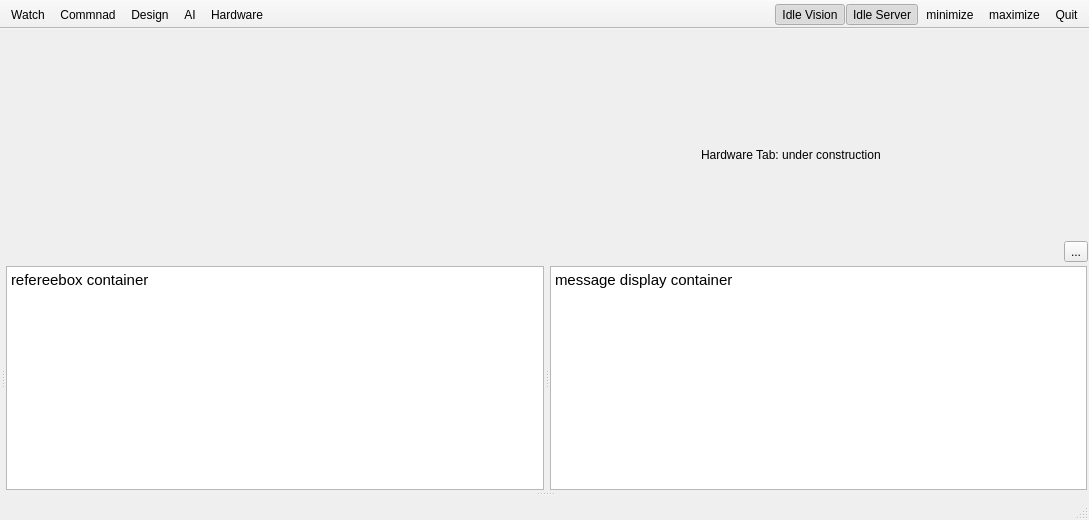
First picture: the form in TeamManager/mainwindow.ui, repository amiryanj/cyrus_ssl, before the edit.
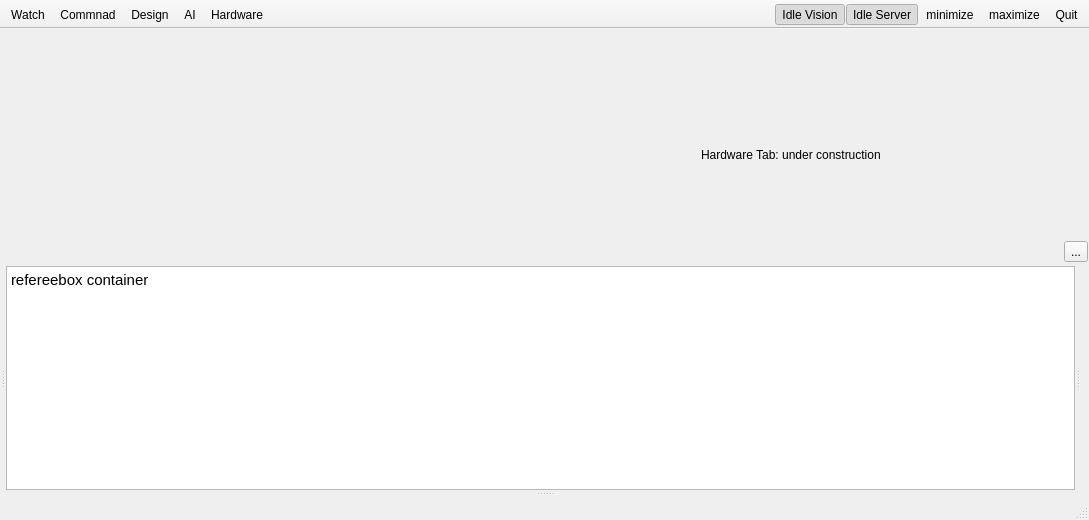
Second picture: the form after the edit. Icons and pictures are not drawn.

```diff
--- a/TeamManager/mainwindow.ui
+++ b/TeamManager/mainwindow.ui
@@ -950,15 +950,7 @@
               <number>1</number>
              </property>
              <item>
-              <widget class="QTextEdit" name="textEdit_4">
-               <property name="html">
-                <string>&lt;!DOCTYPE HTML PUBLIC &quot;-//W3C//DTD HTML 4.0//EN&quot; &quot;http://www.w3.org/TR/REC-html40/strict.dtd&quot;&gt;
-&lt;html&gt;&lt;head&gt;&lt;meta name=&quot;qrichtext&quot; content=&quot;1&quot; /&gt;&lt;style type=&quot;text/css&quot;&gt;
-p, li { white-space: pre-wrap; }
-&lt;/style&gt;&lt;/head&gt;&lt;body style=&quot; font-family:'Cantarell'; font-size:11pt; font-weight:400; font-style:normal;&quot;&gt;
-&lt;p style=&quot; margin-top:0px; margin-bottom:0px; margin-left:0px; margin-right:0px; -qt-block-indent:0; text-indent:0px;&quot;&gt;&lt;span style=&quot; font-family:'Ubuntu';&quot;&gt;message display container&lt;/span&gt;&lt;/p&gt;&lt;/body&gt;&lt;/html&gt;</string>
-               </property>
-              </widget>
+              <layout class="QVBoxLayout" name="messengerLayout"/>
              </item>
             </layout>
            </widget>
```
Left out of the diff: 99 changed lines with no effect on the pictures.
